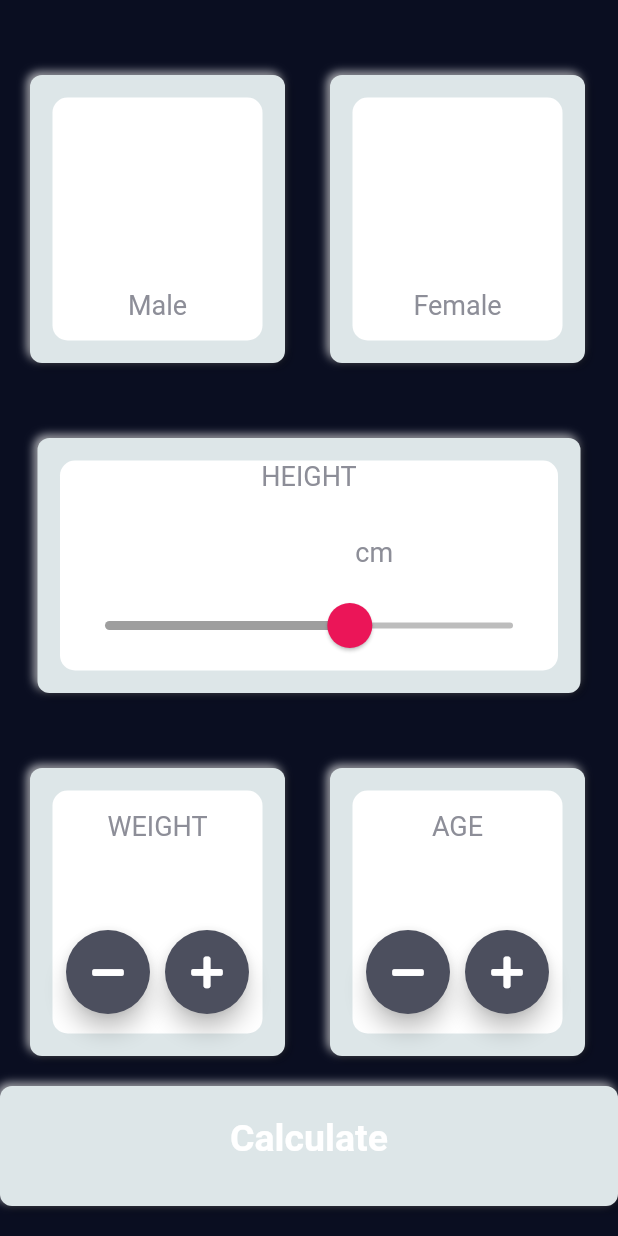
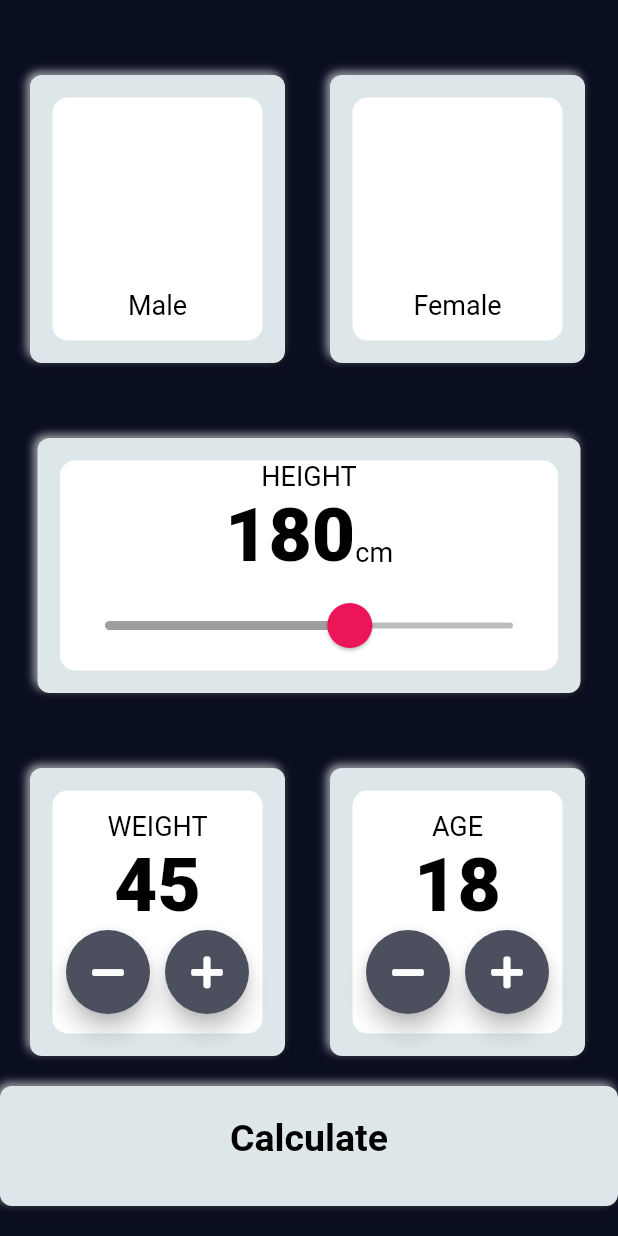
Before and after one commit to yousaf753/bmi_calculator, a Flutter app: the screen it shows after launch, on a phone screen of 412 x 824 dp. Run offline on Flutter 3.47's test engine with Material 2 defaults, Android fonts, the phone set to English and light mode, and no system bars; drawn by our look-alikes of flutter_neumorphic; our stand-ins replace font_awesome_flutter.

Commit message:
style apply

```diff
--- a/lib/constants.dart
+++ b/lib/constants.dart
@@ -7,17 +7,19 @@ const kInactiveCardColour = Colors.black12;
 
 const kLabelTextStyle = TextStyle(
   fontSize: 18.0,
-  color: Color(0xFF8D8E98),
+  color: Colors.black,
 ); // TextStyle
 
 const kNumberTextStyle = TextStyle(
   fontSize: 50.0,
   fontWeight: FontWeight.w900,
+  color: Colors.black,
 );
 
 const kLargeButtonTextStyle = TextStyle(
   fontSize: 25.0,
   fontWeight: FontWeight.bold,
+  color: Colors.black,
 );
 
 const kTitleTextStyle = TextStyle(
```
